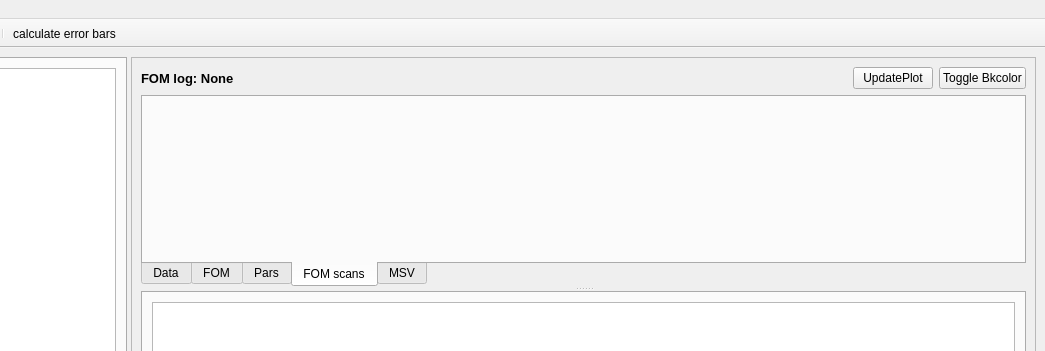
jackey-qiu/DaFy, file projects/superrod/superrod3.ui: the form before one commit; both pictures show x 395 to 1440 and y 0 to 351 of the 1440 by 830 pixel window.
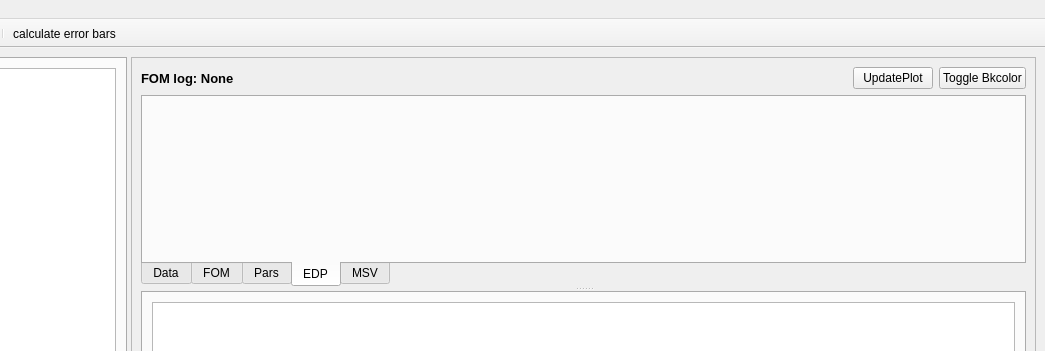
The form after the commit. The open tabs and pages were chosen to show the change. Icons and pictures are not drawn. Custom widgets are drawn as their Qt base class.

Commit message: add e density profile in the GUI

```diff
--- a/projects/superrod/superrod3.ui
+++ b/projects/superrod/superrod3.ui
@@ -361,7 +361,7 @@
            </widget>
            <widget class="QWidget" name="tab_2">
             <attribute name="title">
-             <string>FOM scans</string>
+             <string>EDP</string>
             </attribute>
             <layout class="QHBoxLayout" name="horizontalLayout_8">
              <item>
```
Left out of the diff: 2 changed lines with no effect on the pictures. The commit also changes 6 other files.
